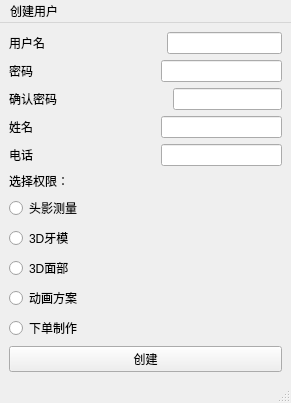
Before: the Qt Designer form Server/usercreator.ui in blankSlateORZ/Cerberus, drawn with Qt 5.
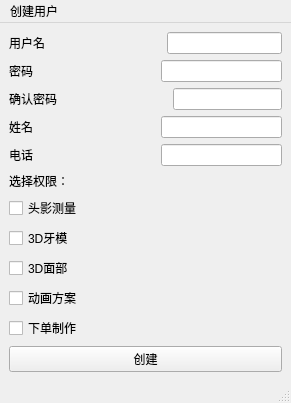
After: the same form once the commit is applied.

The edit to the form file:
```diff
--- a/Server/usercreator.ui
+++ b/Server/usercreator.ui
@@ -14,8 +14,6 @@
    <string>MainWindow</string>
   </property>
   <widget class="QWidget" name="centralwidget">
-   <layout class="QVBoxLayout" name="verticalLayout_3">
-    <item>
      <layout class="QVBoxLayout" name="verticalLayout_2">
       <item>
        <layout class="QHBoxLayout" name="horizontalLayout">
@@ -162,35 +160,35 @@
          </widget>
         </item>
         <item>
-         <widget class="QRadioButton" name="head_rb">
+       <widget class="QCheckBox" name="head_cb">
           <property name="text">
            <string>头影测量</string>
           </property>
          </widget>
         </item>
         <item>
-         <widget class="QRadioButton" name="dent_rb">
+       <widget class="QCheckBox" name="dent_cb">
           <property name="text">
            <string>3D牙模</string>
           </property>
          </widget>
         </item>
         <item>
-         <widget class="QRadioButton" name="face_rb">
+       <widget class="QCheckBox" name="face_cb">
           <property name="text">
            <string>3D面部</string>
           </property>
          </widget>
         </item>
         <item>
-         <widget class="QRadioButton" name="anim_rb">
+       <widget class="QCheckBox" name="anim_cb">
           <property name="text">
            <string>动画方案</string>
           </property>
          </widget>
         </item>
         <item>
-         <widget class="QRadioButton" name="prod_rb">
+       <widget class="QCheckBox" name="prod_cb">
           <property name="text">
            <string>下单制作</string>
           </property>
@@ -204,8 +202,6 @@
          <string>创建</string>
         </property>
        </widget>
-      </item>
-     </layout>
     </item>
    </layout>
   </widget>
```
Lines whose indentation alone changed are shown as unchanged.
